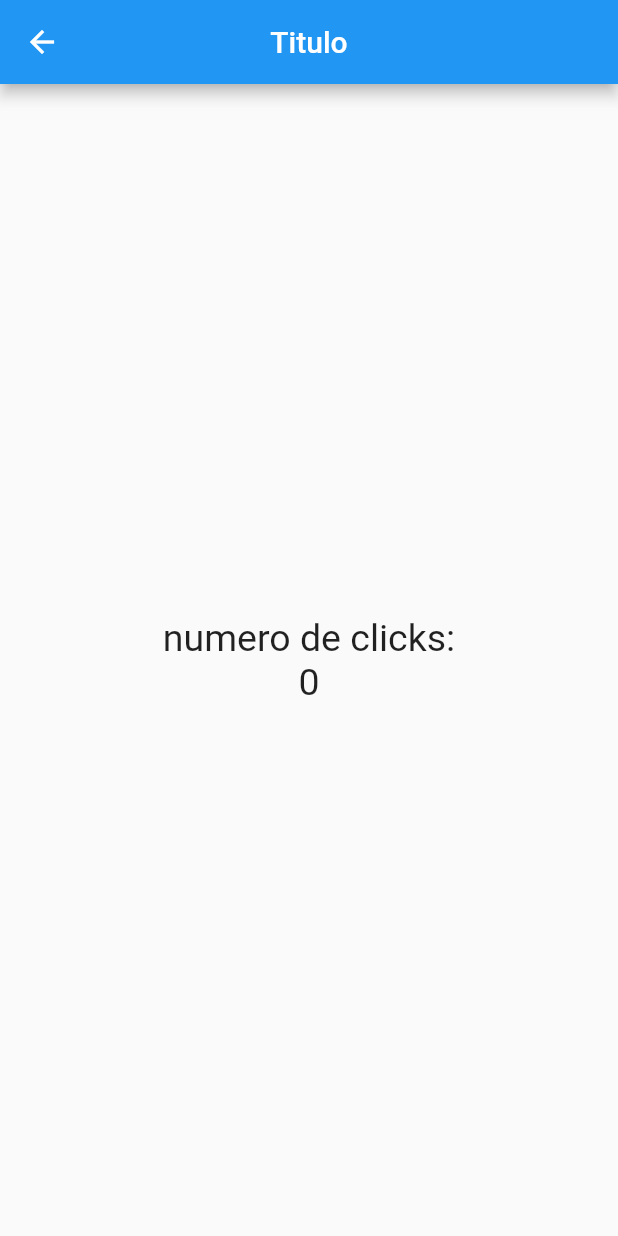
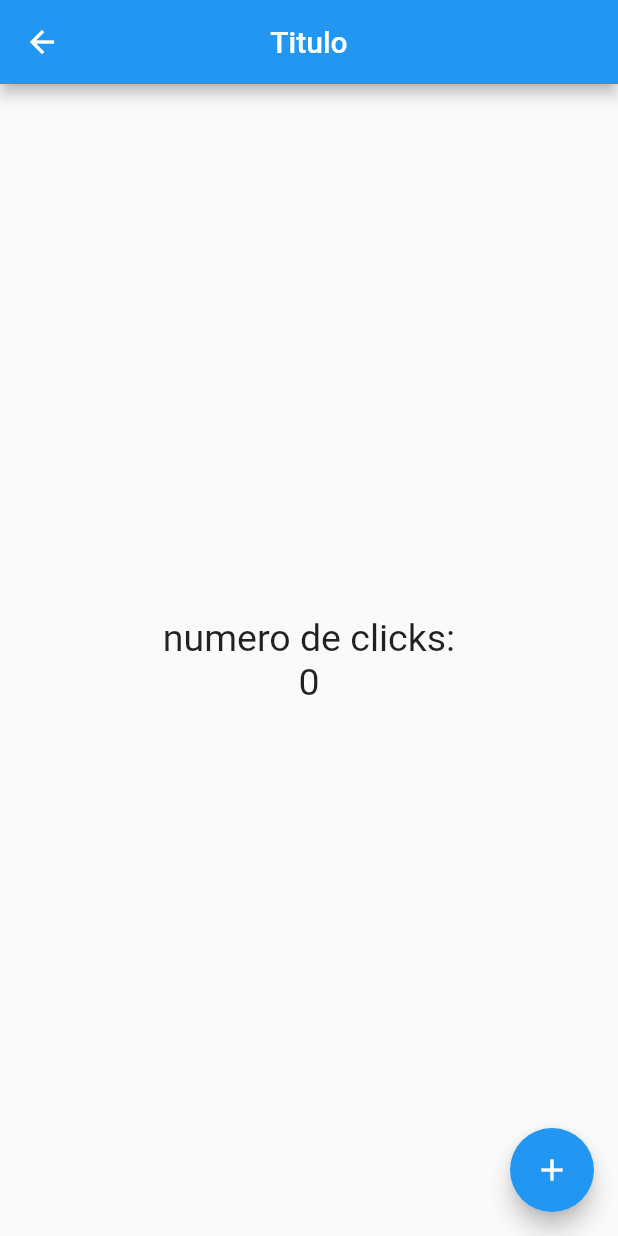
Before and after one commit to Francisca-campos/flutter_vscode, a Flutter app: the HomePage screen opened directly, on a phone screen of 412 x 824 dp. Run offline on Flutter 3.47's test engine with Material 2 defaults, Android fonts, the phone set to English and light mode, and no system bars.

```diff
--- a/lib/src/pages/home_page.dart
+++ b/lib/src/pages/home_page.dart
@@ -17,6 +17,12 @@ class HomePage extends StatelessWidget {
           Text('0', style: estiloTexto),
         ],
       )),
+      floatingActionButton: FloatingActionButton(
+        child: Icon(Icons.add),
+        onPressed: () {
+          print('hola mundo!');
+        },
+      ),
     );
   }
 }
```
Also changed, not shown: 1 other file.
